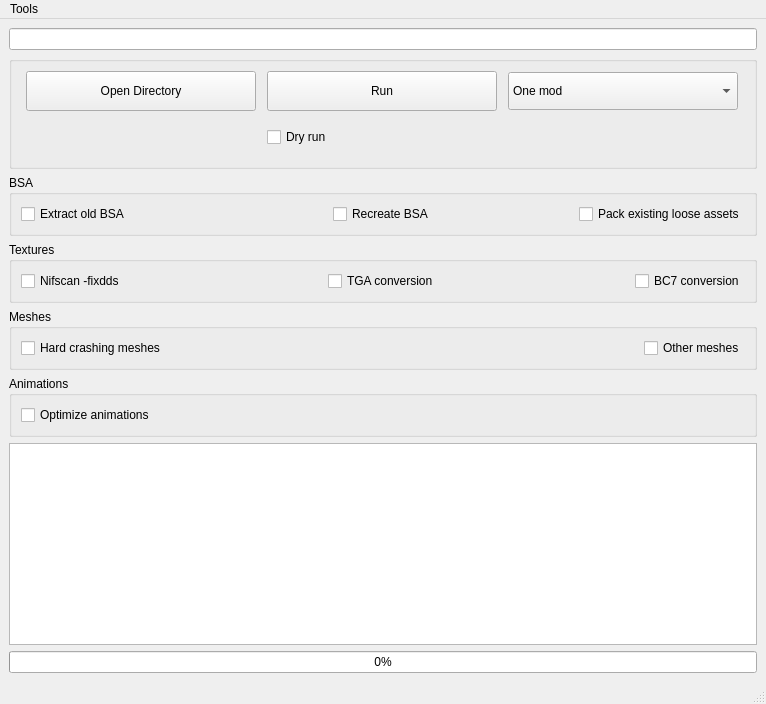
The window that mainwindow.ui (Guekka/cathedral-assets-optimizer) describes before a commit, drawn with Qt 5.
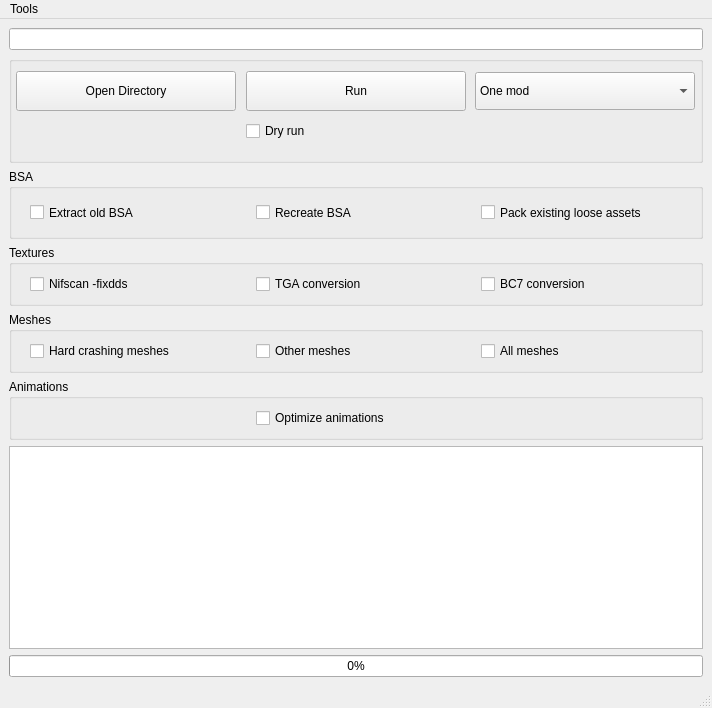
The same window after the commit.

Commit message: Should fix dummy plugin issue and correctly remove Nifscan. Improved and fixed GUI. Added custom headparts file. Improved, once again, BSA function. Auto disable BSA if Skyrim dir is choosed. Improved requirements detection.

```diff
--- a/mainwindow.ui
+++ b/mainwindow.ui
@@ -6,12 +6,12 @@
    <rect>
     <x>0</x>
     <y>0</y>
-    <width>766</width>
-    <height>704</height>
+    <width>712</width>
+    <height>708</height>
    </rect>
   </property>
   <property name="sizePolicy">
-   <sizepolicy hsizetype="Fixed" vsizetype="Fixed">
+   <sizepolicy hsizetype="Expanding" vsizetype="Expanding">
     <horstretch>0</horstretch>
     <verstretch>0</verstretch>
    </sizepolicy>
@@ -28,15 +28,49 @@
   <widget class="QWidget" name="centralwidget">
    <layout class="QVBoxLayout" name="verticalLayout">
     <item>
-     <widget class="QLineEdit" name="userPathTextEdit"/>
+     <widget class="QLineEdit" name="userPathTextEdit">
+      <property name="sizePolicy">
+       <sizepolicy hsizetype="Minimum" vsizetype="Fixed">
+        <horstretch>0</horstretch>
+        <verstretch>0</verstretch>
+       </sizepolicy>
+      </property>
+     </widget>
     </item>
     <item>
      <widget class="QGroupBox" name="groupBox_2">
+      <property name="sizePolicy">
+       <sizepolicy hsizetype="Preferred" vsizetype="Fixed">
+        <horstretch>0</horstretch>
+        <verstretch>0</verstretch>
+       </sizepolicy>
+      </property>
+      <property name="maximumSize">
+       <size>
+        <width>16777215</width>
+        <height>16777215</height>
+       </size>
+      </property>
       <property name="title">
        <string/>
       </property>
+      <property name="flat">
+       <bool>false</bool>
+      </property>
       <layout class="QGridLayout" name="gridLayout_3">
-       <item row="0" column="1">
+       <property name="leftMargin">
+        <number>0</number>
+       </property>
+       <property name="topMargin">
+        <number>9</number>
+       </property>
+       <property name="rightMargin">
+        <number>0</number>
+       </property>
+       <property name="spacing">
+        <number>0</number>
+       </property>
+       <item row="0" column="1" alignment="Qt::AlignHCenter">
         <widget class="QPushButton" name="processButton">
          <property name="sizePolicy">
           <sizepolicy hsizetype="Fixed" vsizetype="Fixed">
@@ -46,7 +80,7 @@
          </property>
          <property name="minimumSize">
           <size>
-           <width>230</width>
+           <width>220</width>
            <height>40</height>
           </size>
          </property>
@@ -61,7 +95,7 @@
          </property>
         </widget>
        </item>
-       <item row="0" column="2">
+       <item row="0" column="2" alignment="Qt::AlignHCenter">
         <widget class="QComboBox" name="modeChooserComboBox">
          <property name="sizePolicy">
           <sizepolicy hsizetype="Fixed" vsizetype="Fixed">
@@ -71,7 +105,7 @@
          </property>
          <property name="minimumSize">
           <size>
-           <width>230</width>
+           <width>220</width>
            <height>38</height>
           </size>
          </property>
@@ -93,7 +127,7 @@
          </item>
         </widget>
        </item>
-       <item row="1" column="1" alignment="Qt::AlignRight|Qt::AlignVCenter">
+       <item row="1" column="1" alignment="Qt::AlignHCenter|Qt::AlignVCenter">
         <widget class="QCheckBox" name="dryRunCheckBox">
          <property name="sizePolicy">
           <sizepolicy hsizetype="Expanding" vsizetype="Fixed">
@@ -103,13 +137,13 @@
          </property>
          <property name="minimumSize">
           <size>
-           <width>230</width>
+           <width>220</width>
            <height>40</height>
           </size>
          </property>
          <property name="maximumSize">
           <size>
-           <width>230</width>
+           <width>200</width>
            <height>16777215</height>
           </size>
          </property>
@@ -128,6 +162,9 @@
          <property name="cursor">
           <cursorShape>WhatsThisCursor</cursorShape>
          </property>
+         <property name="toolTip">
+          <string>&lt;html&gt;&lt;head/&gt;&lt;body&gt;&lt;p&gt;Will list all files that would be modified, without actually processing them.&lt;/p&gt;&lt;/body&gt;&lt;/html&gt;</string>
+         </property>
          <property name="autoFillBackground">
           <bool>false</bool>
          </property>
@@ -136,7 +173,7 @@
          </property>
         </widget>
        </item>
-       <item row="0" column="0">
+       <item row="0" column="0" alignment="Qt::AlignHCenter">
         <widget class="QPushButton" name="userPathButton">
          <property name="sizePolicy">
           <sizepolicy hsizetype="Fixed" vsizetype="Fixed">
@@ -146,7 +183,7 @@
          </property>
          <property name="minimumSize">
           <size>
-           <width>230</width>
+           <width>220</width>
            <height>40</height>
           </size>
          </property>
@@ -166,12 +203,33 @@
     </item>
     <item>
      <widget class="QGroupBox" name="BsaGroupBox">
+      <property name="sizePolicy">
+       <sizepolicy hsizetype="Expanding" vsizetype="Fixed">
+        <horstretch>0</horstretch>
+        <verstretch>0</verstretch>
+       </sizepolicy>
+      </property>
       <property name="title">
        <string>BSA</string>
       </property>
       <layout class="QHBoxLayout" name="horizontalLayout">
-       <item alignment="Qt::AlignLeft">
+       <item alignment="Qt::AlignHCenter">
         <widget class="QCheckBox" name="extractBsaCheckbox">
+         <property name="sizePolicy">
+          <sizepolicy hsizetype="Fixed" vsizetype="Expanding">
+           <horstretch>0</horstretch>
+           <verstretch>0</verstretch>
+          </sizepolicy>
+         </property>
+         <property name="minimumSize">
+          <size>
+           <width>200</width>
+           <height>29</height>
+          </size>
+         </property>
+         <property name="cursor">
+          <cursorShape>WhatsThisCursor</cursorShape>
+         </property>
          <property name="toolTip">
           <string>&lt;html&gt;&lt;head/&gt;&lt;body&gt;&lt;p&gt;Extracts any BSAs present in the mod folder.&lt;/p&gt;&lt;/body&gt;&lt;/html&gt;</string>
          </property>
@@ -180,14 +238,20 @@
          </property>
         </widget>
        </item>
-       <item>
+       <item alignment="Qt::AlignHCenter">
         <widget class="QCheckBox" name="recreatetBsaCheckbox">
          <property name="sizePolicy">
-          <sizepolicy hsizetype="Fixed" vsizetype="Fixed">
+          <sizepolicy hsizetype="Fixed" vsizetype="Expanding">
            <horstretch>0</horstretch>
            <verstretch>0</verstretch>
           </sizepolicy>
          </property>
+         <property name="minimumSize">
+          <size>
+           <width>200</width>
+           <height>29</height>
+          </size>
+         </property>
          <property name="cursor">
           <cursorShape>WhatsThisCursor</cursorShape>
          </property>
@@ -199,14 +263,26 @@
          </property>
         </widget>
        </item>
-       <item alignment="Qt::AlignRight">
+       <item alignment="Qt::AlignHCenter">
         <widget class="QCheckBox" name="packExistingAssetsCheckbox">
          <property name="sizePolicy">
-          <sizepolicy hsizetype="Expanding" vsizetype="Fixed">
+          <sizepolicy hsizetype="Fixed" vsizetype="Expanding">
            <horstretch>0</horstretch>
            <verstretch>0</verstretch>
           </sizepolicy>
          </property>
+         <property name="minimumSize">
+          <size>
+           <width>200</width>
+           <height>29</height>
+          </size>
+         </property>
+         <property name="cursor">
+          <cursorShape>WhatsThisCursor</cursorShape>
+         </property>
+         <property name="toolTip">
+          <string>&lt;html&gt;&lt;head/&gt;&lt;body&gt;&lt;p&gt;By default, loose assets aren't packed. This option put them into BSA.&lt;/p&gt;&lt;/body&gt;&lt;/html&gt;</string>
+         </property>
          <property name="text">
           <string>Pack existing loose assets</string>
          </property>
@@ -217,18 +293,30 @@
     </item>
     <item>
      <widget class="QGroupBox" name="texturesGroupBox">
+      <property name="sizePolicy">
+       <sizepolicy hsizetype="Expanding" vsizetype="Fixed">
+        <horstretch>0</horstretch>
+        <verstretch>0</verstretch>
+       </sizepolicy>
+      </property>
       <property name="title">
        <string>Textures</string>
       </property>
       <layout class="QHBoxLayout" name="horizontalLayout_2">
-       <item>
+       <item alignment="Qt::AlignHCenter">
         <widget class="QCheckBox" name="nifscanTexturesCheckbox">
          <property name="sizePolicy">
-          <sizepolicy hsizetype="Expanding" vsizetype="Fixed">
+          <sizepolicy hsizetype="Fixed" vsizetype="Fixed">
            <horstretch>0</horstretch>
            <verstretch>0</verstretch>
           </sizepolicy>
          </property>
+         <property name="minimumSize">
+          <size>
+           <width>200</width>
+           <height>0</height>
+          </size>
+         </property>
          <property name="cursor">
           <cursorShape>WhatsThisCursor</cursorShape>
          </property>
@@ -240,14 +328,20 @@
          </property>
         </widget>
        </item>
-       <item>
+       <item alignment="Qt::AlignHCenter">
         <widget class="QCheckBox" name="tgaConvCheckbox">
          <property name="sizePolicy">
-          <sizepolicy hsizetype="Expanding" vsizetype="Fixed">
+          <sizepolicy hsizetype="Fixed" vsizetype="Fixed">
            <horstretch>0</horstretch>
            <verstretch>0</verstretch>
           </sizepolicy>
          </property>
+         <property name="minimumSize">
+          <size>
+           <width>200</width>
+           <height>0</height>
+          </size>
+         </property>
          <property name="cursor">
           <cursorShape>WhatsThisCursor</cursorShape>
          </property>
@@ -259,14 +353,20 @@
          </property>
         </widget>
        </item>
-       <item alignment="Qt::AlignLeft">
+       <item alignment="Qt::AlignHCenter">
         <widget class="QCheckBox" name="bc7ConvCheckbox">
          <property name="sizePolicy">
-          <sizepolicy hsizetype="Expanding" vsizetype="Fixed">
+          <sizepolicy hsizetype="Fixed" vsizetype="Fixed">
            <horstretch>0</horstretch>
            <verstretch>0</verstretch>
           </sizepolicy>
          </property>
+         <property name="minimumSize">
+          <size>
+           <width>200</width>
+           <height>0</height>
+          </size>
+         </property>
          <property name="cursor">
           <cursorShape>WhatsThisCursor</cursorShape>
          </property>
@@ -283,18 +383,30 @@
     </item>
     <item>
      <widget class="QGroupBox" name="meshesGroupBox">
+      <property name="sizePolicy">
+       <sizepolicy hsizetype="Expanding" vsizetype="Fixed">
+        <horstretch>0</horstretch>
+        <verstretch>0</verstretch>
+       </sizepolicy>
+      </property>
       <property name="title">
        <string>Meshes</string>
       </property>
       <layout class="QHBoxLayout" name="horizontalLayout_3">
-       <item>
+       <item alignment="Qt::AlignHCenter">
         <widget class="QCheckBox" name="HardCrashingNifCheckbox">
          <property name="sizePolicy">
-          <sizepolicy hsizetype="Expanding" vsizetype="Fixed">
+          <sizepolicy hsizetype="Fixed" vsizetype="Fixed">
            <horstretch>0</horstretch>
            <verstretch>0</verstretch>
           </sizepolicy>
          </property>
+         <property name="minimumSize">
+          <size>
+           <width>200</width>
+           <height>0</height>
+          </size>
+         </property>
          <property name="cursor">
           <cursorShape>WhatsThisCursor</cursorShape>
          </property>
@@ -309,11 +421,17 @@
        <item alignment="Qt::AlignHCenter">
         <widget class="QCheckBox" name="otherMeshesCheckBox">
          <property name="sizePolicy">
-          <sizepolicy hsizetype="Expanding" vsizetype="Fixed">
+          <sizepolicy hsizetype="Fixed" vsizetype="Fixed">
            <horstretch>0</horstretch>
            <verstretch>0</verstretch>
           </sizepolicy>
          </property>
+         <property name="minimumSize">
+          <size>
+           <width>200</width>
+           <height>0</height>
+          </size>
+         </property>
          <property name="cursor">
           <cursorShape>WhatsThisCursor</cursorShape>
          </property>
@@ -325,6 +443,31 @@
          </property>
         </widget>
        </item>
+       <item alignment="Qt::AlignHCenter">
+        <widget class="QCheckBox" name="allMeshesCheckbox">
+         <property name="sizePolicy">
+          <sizepolicy hsizetype="Fixed" vsizetype="Fixed">
+           <horstretch>0</horstretch>
+           <verstretch>0</verstretch>
+          </sizepolicy>
+         </property>
+         <property name="minimumSize">
+          <size>
+           <width>200</width>
+           <height>0</height>
+          </size>
+         </property>
+         <property name="cursor">
+          <cursorShape>WhatsThisCursor</cursorShape>
+         </property>
+         <property name="toolTip">
+          <string>&lt;html&gt;&lt;head/&gt;&lt;body&gt;&lt;p&gt;Not recommended. Optimize all meshes. Only apply if standard mesh optimization ignored necessary files.&lt;/p&gt;&lt;/body&gt;&lt;/html&gt;</string>
+         </property>
+         <property name="text">
+          <string>All meshes</string>
+         </property>
+        </widget>
+       </item>
       </layout>
      </widget>
     </item>
@@ -333,15 +476,36 @@
       <property name="enabled">
        <bool>true</bool>
       </property>
+      <property name="sizePolicy">
+       <sizepolicy hsizetype="Expanding" vsizetype="Fixed">
+        <horstretch>0</horstretch>
+        <verstretch>0</verstretch>
+       </sizepolicy>
+      </property>
       <property name="title">
        <string>Animations</string>
       </property>
       <layout class="QHBoxLayout" name="horizontalLayout_4">
-       <item>
+       <item alignment="Qt::AlignHCenter">
         <widget class="QCheckBox" name="animOptCheckbox">
+         <property name="sizePolicy">
+          <sizepolicy hsizetype="Fixed" vsizetype="Expanding">
+           <horstretch>0</horstretch>
+           <verstretch>0</verstretch>
+          </sizepolicy>
+         </property>
+         <property name="minimumSize">
+          <size>
+           <width>200</width>
+           <height>0</height>
+          </size>
+         </property>
          <property name="cursor">
           <cursorShape>WhatsThisCursor</cursorShape>
          </property>
+         <property name="toolTip">
+          <string>&lt;html&gt;&lt;head/&gt;&lt;body&gt;&lt;p&gt;Converts animations to SSE format. If an animation is already compatible, no change will be made and an error is logged.&lt;/p&gt;&lt;/body&gt;&lt;/html&gt;</string>
+         </property>
          <property name="text">
           <string>Optimize animations</string>
          </property>
@@ -372,7 +536,7 @@
     <rect>
      <x>0</x>
      <y>0</y>
-     <width>766</width>
+     <width>712</width>
      <height>20</height>
     </rect>
    </property>
```
The commit also changes 4 other files.
